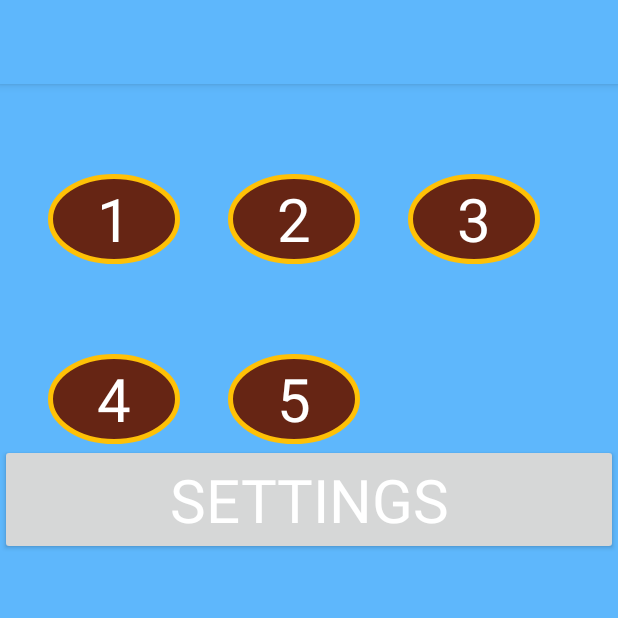
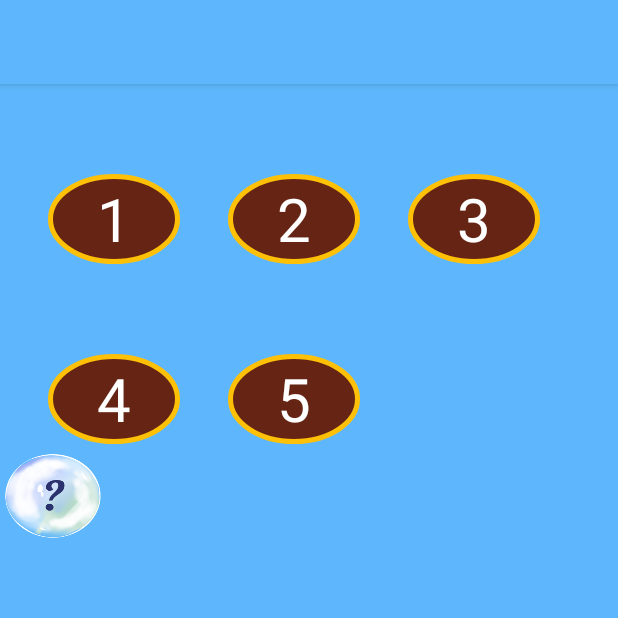
Before and after one commit to Slafed/Bubbles, an Android app: the LevelSelectActivity screen opened directly, with no data from a screen before it, on a phone screen of 412 x 824 dp, the top half of it. Run offline under Robolectric (Android 15) with nearby library versions, the phone set to English and light mode, and no system bars; Roboto replaces fonts that are not available here.

Commit message:
Settings updated

```diff
--- a/app/src/main/res/layout/activity_level_select.xml
+++ b/app/src/main/res/layout/activity_level_select.xml
@@ -43,6 +43,7 @@
             android:layout_marginTop="@dimen/buttonMarginTop"
             android:background="@drawable/circles"
             android:text="3"/>
+
     </LinearLayout>
 
     <LinearLayout
@@ -69,12 +70,13 @@
             android:layout_marginTop="@dimen/buttonMarginTop"
             android:background="@drawable/circles"
             android:text="5"/>
+
     </LinearLayout>
 
     <Button
         android:id="@+id/setBut"
-        android:layout_width="match_parent"
-        android:layout_height="wrap_content"
-        android:text="Settings" />
+        android:layout_width="70dp"
+        android:layout_height="70dp"
+        android:background="@drawable/bubt" />
 
 </LinearLayout>
```
Also changed, not shown: app/src/main/res/layout/activity_settings.xml (+28 -2 lines).
